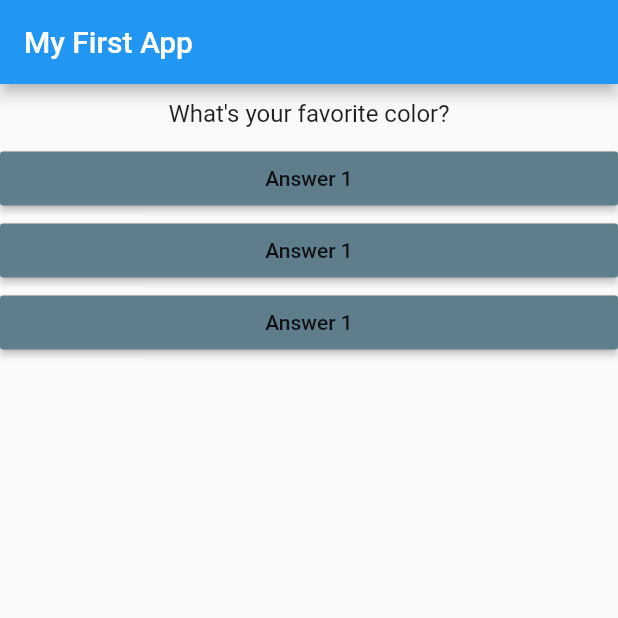
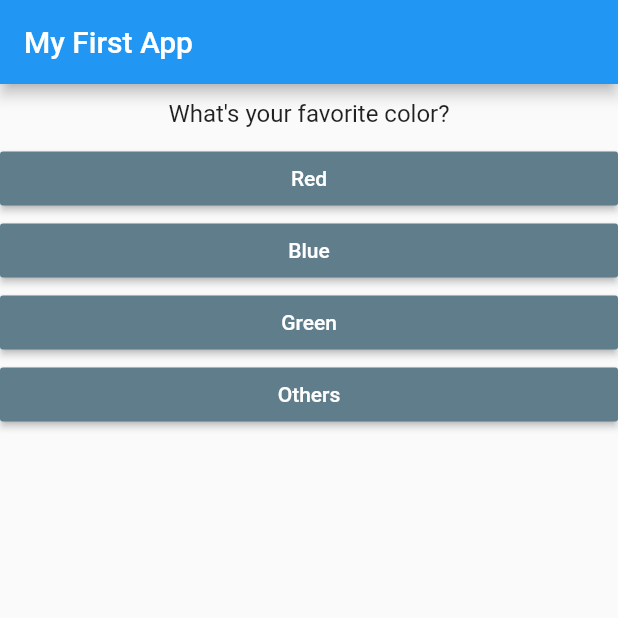
Before and after one commit to anuragtomer/flutter_apps, a Flutter app: the screen it shows after launch, on a phone screen of 412 x 824 dp, the top half of it. Run offline on Flutter 3.47's test engine with Material 2 defaults, Android fonts, the phone set to English and light mode, and no system bars.

```diff
--- a/flutter_complete_guide/lib/answer.dart
+++ b/flutter_complete_guide/lib/answer.dart
@@ -1,9 +1,9 @@
 import 'package:flutter/material.dart';
 
 class Answer extends StatelessWidget {
-
+  final String answer;
   final Function selectHandler;
-  Answer(this.selectHandler);
+  Answer(this.selectHandler, this.answer);
 
   @override
   Widget build(BuildContext context) {
@@ -11,7 +11,8 @@ class Answer extends StatelessWidget {
       width: double.infinity,
       child: RaisedButton(
         color: Colors.blueGrey,
-        child: Text('Answer 1'),
+        textColor: Colors.white,
+        child: Text(answer),
         onPressed: selectHandler,
       ),
     );
--- a/flutter_complete_guide/lib/main.dart
+++ b/flutter_complete_guide/lib/main.dart
@@ -32,14 +32,19 @@ class _MyAppState extends State<MyApp> {
     setState(() {
       _questionIndex = (_questionIndex + 1) % 2;
     });
-    print(_questionIndex);
   }
 
   @override // Decorator provided by flutter sdk, not necessary but we do write this.
   Widget build(BuildContext context) {
     var questions = [
-      'What\'s your favorite color?',
-      'What\'s your favorite animal?',
+      {
+        'questionText': 'What\'s your favorite color?',
+        'answerText': ['Red', 'Blue', 'Green', 'Others']
+      },
+      {
+        'questionText': 'What\'s your favorite animal?',
+        'answerText': ['Rabbit', 'Pig', 'Leopard', 'Gadha', 'You']
+      }
     ];
     return MaterialApp(
       home: Scaffold(
@@ -49,11 +54,14 @@ class _MyAppState extends State<MyApp> {
         body: Column(
           // Use Row instead if you want to have them next to each other instead of one below another.
           children: [
-            Question(questions[
-                _questionIndex]), // This is the question text. Following would be the options for it.
-            Answer(_answerQuestion),
-            Answer(_answerQuestion),
-            Answer(_answerQuestion),
+            Question(questions[_questionIndex][
+                'questionText']), // This is the question text. Following would be the options for it.
+            ...(questions[_questionIndex]['answerText'] as List<String>)
+                .map((answer) {
+              return Answer(_answerQuestion, answer);
+            }).toList(),
+            // ... takes a list, and expand it to match what is in the parent object.
+            // So here, it takes a list and adds it to childred as individual elements.
           ],
         ),
       ),
```
